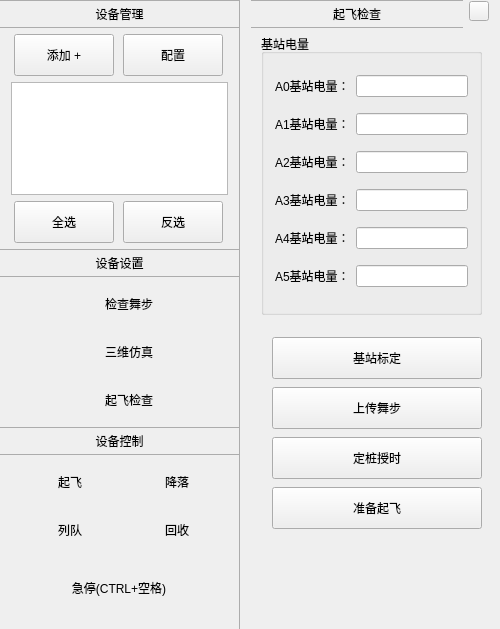
Qt form UAVManage/devicemanage.ui (gessd/UAVManage) before a commit.
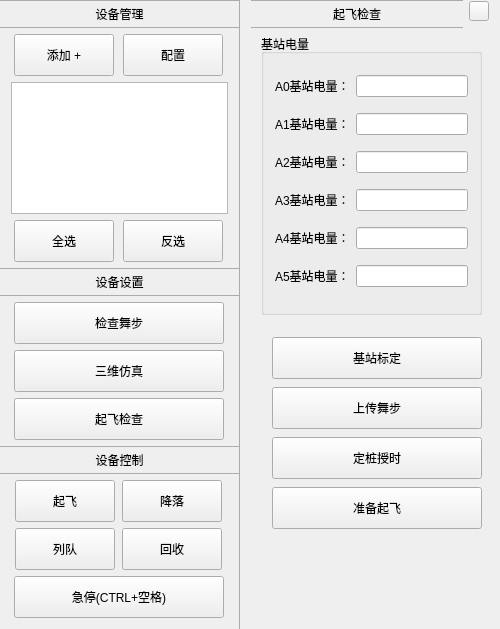
The same form after that commit. Icons and pictures are not drawn.

```diff
--- a/UAVManage/devicemanage.ui
+++ b/UAVManage/devicemanage.ui
@@ -606,13 +606,24 @@
                </size>
               </property>
               <property name="styleSheet">
-               <string notr="true">border-image:url(:/res/images/checkout.png);
-border-radius:0px;
-padding-left:20px;</string>
+               <string notr="true"/>
               </property>
               <property name="text">
                <string>检查舞步</string>
               </property>
+              <property name="icon">
+               <iconset resource="uavmanage.qrc">
+                <normaloff>:/res/images/checkout.png</normaloff>:/res/images/checkout.png</iconset>
+              </property>
+              <property name="iconSize">
+               <size>
+                <width>22</width>
+                <height>22</height>
+               </size>
+              </property>
+              <property name="toolButtonStyle">
+               <enum>Qt::ToolButtonTextBesideIcon</enum>
+              </property>
              </widget>
             </item>
             <item row="1" column="0">
@@ -629,14 +640,22 @@
                 <height>42</height>
                </size>
               </property>
-              <property name="styleSheet">
-               <string notr="true">border-image:url(:/res/images/stereoscopic.png);
-border-radius:0px;
-padding-left:20px;</string>
-              </property>
               <property name="text">
                <string>三维仿真</string>
               </property>
+              <property name="icon">
+               <iconset resource="uavmanage.qrc">
+                <normaloff>:/res/images/stereoscopic.png</normaloff>:/res/images/stereoscopic.png</iconset>
+              </property>
+              <property name="iconSize">
+               <size>
+                <width>22</width>
+                <height>22</height>
+               </size>
+              </property>
+              <property name="toolButtonStyle">
+               <enum>Qt::ToolButtonTextBesideIcon</enum>
+              </property>
              </widget>
             </item>
             <item row="2" column="0">
@@ -653,15 +672,22 @@
                 <height>42</height>
                </size>
               </property>
-              <property name="styleSheet">
-               <string notr="true">border-image:url(:/res/images/inspection.png);
-border-radius:0px;
-padding-left:20px;
-</string>
-              </property>
               <property name="text">
                <string>起飞检查</string>
               </property>
+              <property name="icon">
+               <iconset resource="uavmanage.qrc">
+                <normaloff>:/res/images/inspection.png</normaloff>:/res/images/inspection.png</iconset>
+              </property>
+              <property name="iconSize">
+               <size>
+                <width>22</width>
+                <height>22</height>
+               </size>
+              </property>
+              <property name="toolButtonStyle">
+               <enum>Qt::ToolButtonTextBesideIcon</enum>
+              </property>
              </widget>
             </item>
            </layout>
@@ -708,14 +734,22 @@
                   <height>42</height>
                  </size>
                 </property>
-                <property name="styleSheet">
-                 <string notr="true">border-image:url(:/res/images/flyQueue.png);
-border-radius:0px;
-padding-left:10px;</string>
-                </property>
                 <property name="text">
                  <string>列队</string>
                 </property>
+                <property name="icon">
+                 <iconset resource="uavmanage.qrc">
+                  <normaloff>:/res/images/flyQueue.png</normaloff>:/res/images/flyQueue.png</iconset>
+                </property>
+                <property name="iconSize">
+                 <size>
+                  <width>22</width>
+                  <height>22</height>
+                 </size>
+                </property>
+                <property name="toolButtonStyle">
+                 <enum>Qt::ToolButtonTextBesideIcon</enum>
+                </property>
                </widget>
               </item>
               <item>
@@ -732,14 +766,22 @@
                   <height>42</height>
                  </size>
                 </property>
-                <property name="styleSheet">
-                 <string notr="true">border-image:url(:/res/images/flyRecover.png);
-border-radius:0px;
-padding-left:10px;</string>
-                </property>
                 <property name="text">
                  <string>回收</string>
                 </property>
+                <property name="icon">
+                 <iconset resource="uavmanage.qrc">
+                  <normaloff>:/res/images/flyRecover.png</normaloff>:/res/images/flyRecover.png</iconset>
+                </property>
+                <property name="iconSize">
+                 <size>
+                  <width>22</width>
+                  <height>22</height>
+                 </size>
+                </property>
+                <property name="toolButtonStyle">
+                 <enum>Qt::ToolButtonTextBesideIcon</enum>
+                </property>
                </widget>
               </item>
              </layout>
@@ -749,22 +791,31 @@
               <property name="minimumSize">
                <size>
                 <width>210</width>
-                <height>62</height>
+                <height>42</height>
                </size>
               </property>
               <property name="maximumSize">
                <size>
                 <width>210</width>
-                <height>62</height>
+                <height>42</height>
                </size>
               </property>
-              <property name="styleSheet">
-               <string notr="true">border-image:url(:/res/images/flystop.png);
-border-radius:0px;</string>
-              </property>
               <property name="text">
                <string>急停(CTRL+空格)</string>
               </property>
+              <property name="icon">
+               <iconset resource="uavmanage.qrc">
+                <normaloff>:/res/images/flystop.png</normaloff>:/res/images/flystop.png</iconset>
+              </property>
+              <property name="iconSize">
+               <size>
+                <width>22</width>
+                <height>22</height>
+               </size>
+              </property>
+              <property name="toolButtonStyle">
+               <enum>Qt::ToolButtonTextBesideIcon</enum>
+              </property>
              </widget>
             </item>
             <item row="0" column="0">
@@ -783,14 +834,22 @@
                   <height>42</height>
                  </size>
                 </property>
-                <property name="styleSheet">
-                 <string notr="true">border-image:url(:/res/images/flytakeoff.png);
-border-radius:0px;
-padding-left:10px;</string>
-                </property>
                 <property name="text">
                  <string>起飞</string>
                 </property>
+                <property name="icon">
+                 <iconset resource="uavmanage.qrc">
+                  <normaloff>:/res/images/flytakeoff.png</normaloff>:/res/images/flytakeoff.png</iconset>
+                </property>
+                <property name="iconSize">
+                 <size>
+                  <width>22</width>
+                  <height>22</height>
+                 </size>
+                </property>
+                <property name="toolButtonStyle">
+                 <enum>Qt::ToolButtonTextBesideIcon</enum>
+                </property>
                </widget>
               </item>
               <item>
@@ -807,14 +866,22 @@
                   <height>42</height>
                  </size>
                 </property>
-                <property name="styleSheet">
-                 <string notr="true">border-image:url(:/res/images/flyland.png);
-border-radius:0px;
-padding-left:10px;</string>
-                </property>
                 <property name="text">
                  <string>降落</string>
                 </property>
+                <property name="icon">
+                 <iconset resource="uavmanage.qrc">
+                  <normaloff>:/res/images/flyland.png</normaloff>:/res/images/flyland.png</iconset>
+                </property>
+                <property name="iconSize">
+                 <size>
+                  <width>22</width>
+                  <height>22</height>
+                 </size>
+                </property>
+                <property name="toolButtonStyle">
+                 <enum>Qt::ToolButtonTextBesideIcon</enum>
+                </property>
                </widget>
               </item>
              </layout>
```
